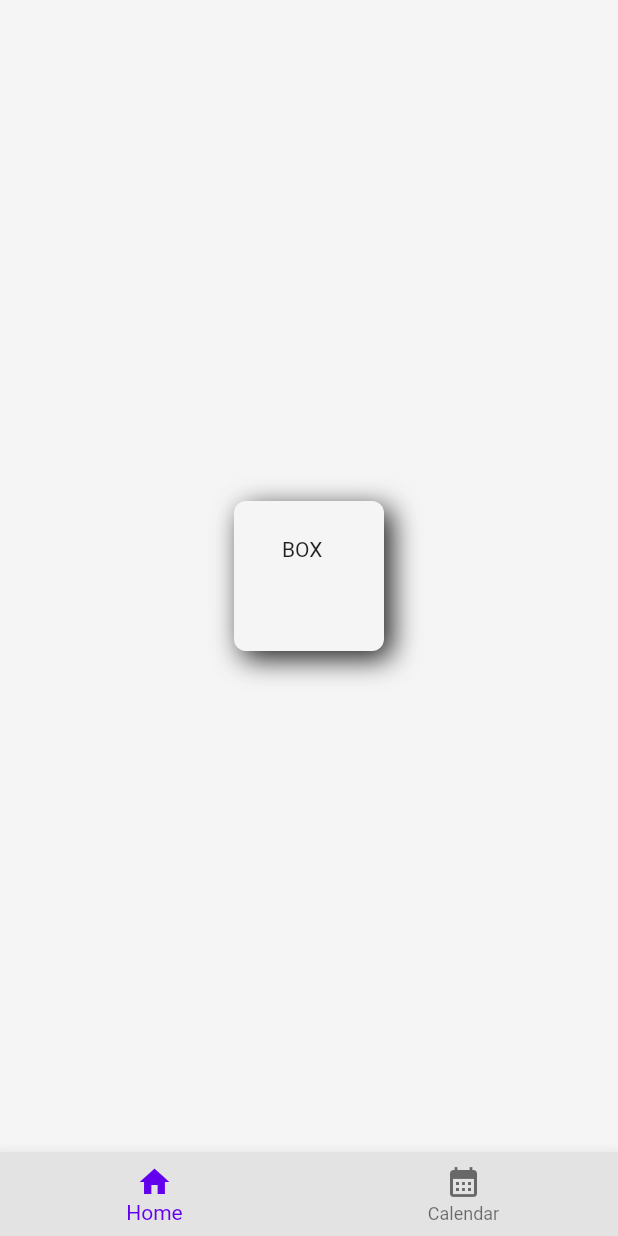
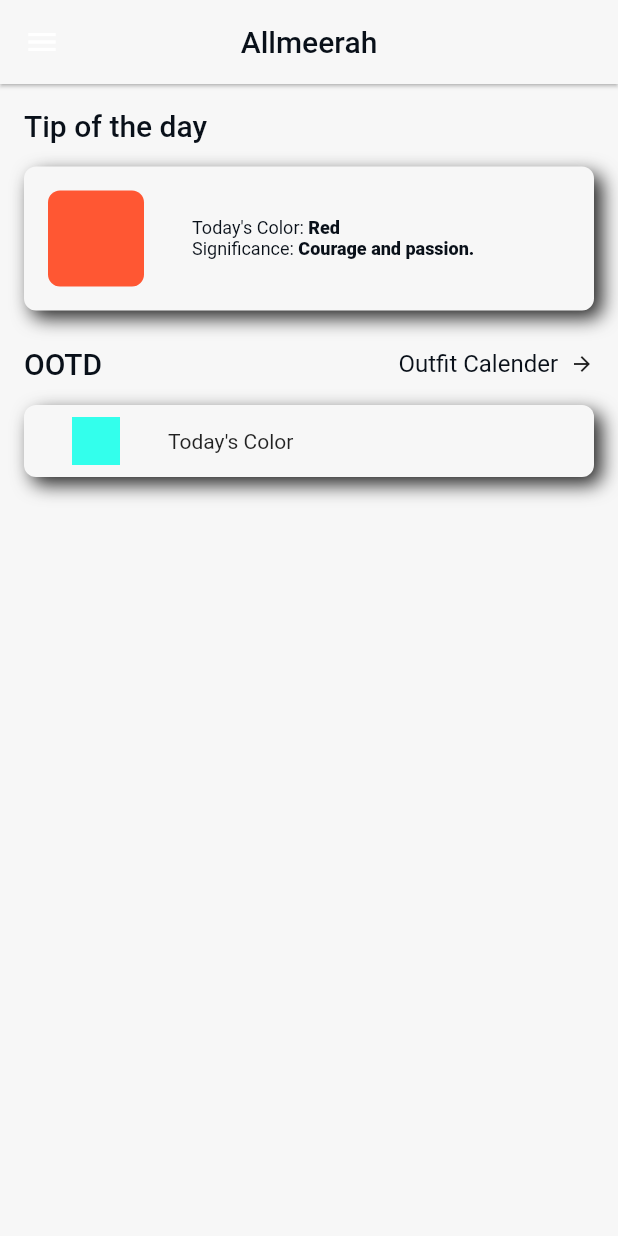
Before and after one commit to SanskritiHarmukh/Almeerah, a Flutter app: the screen it shows after launch, on a phone screen of 412 x 824 dp. Run offline on Flutter 3.47's test engine with Material 2 defaults, Android fonts, the phone set to English and light mode, and no system bars; our stand-ins replace firebase_core; missing offline and left inert: flutter_clean_calendar; accounts and stored records are empty.

Commit message:
tips functionality added and theme modified

```diff
--- a/lib/Components/customcontainer.dart
+++ b/lib/Components/customcontainer.dart
@@ -4,7 +4,7 @@ class CustomContainer extends StatelessWidget {
   final Widget? child;
   final Color? color;
   final double width;
-  final double height;
+  //final double height;
   final double vpad;
   final double hpad;
 
@@ -12,7 +12,7 @@ class CustomContainer extends StatelessWidget {
     required this.child,
     required this.color,
     required this.width,
-    required this.height,
+    //required this.height,
     required this.vpad,
     required this.hpad}) : super(key: key);
 
@@ -24,19 +24,19 @@ class CustomContainer extends StatelessWidget {
         borderRadius: BorderRadius.circular(8),
         boxShadow: [
           BoxShadow(
-            color: Colors.white.withOpacity(0.25),
+            color: Colors.white.withOpacity(.12),
             offset: Offset(-5,-5),
-            blurRadius: 15,
+            blurRadius: 10,
           ),
           BoxShadow(
-            color: Colors.grey.shade900,
+            color: Colors.black.withOpacity(.85),
             offset: Offset(5,5),
-            blurRadius: 15,
+            blurRadius: 10,
           ),
         ]
       ),
       width: width,
-      height: height,
+      //height: height,
       padding: EdgeInsets.symmetric(vertical: vpad,horizontal: hpad),
       child: child,
     );
--- /dev/null
+++ b/lib/Components/tipscontainer.dart
@@ -0,0 +1,91 @@
+import 'package:flutter/material.dart';
+
+import 'customcontainer.dart';
+
+class tipsContainer extends StatelessWidget {
+  const tipsContainer({Key? key}) : super(key: key);
+
+  @override
+  Widget build(BuildContext context) {
+   TextStyle headingStyle = TextStyle(
+      color: Theme.of(context).colorScheme.primary,
+     fontWeight:FontWeight.w400,
+     fontSize: 12
+    );
+   TextStyle paraStyle = TextStyle(
+       color: Theme.of(context).colorScheme.primary,
+       fontWeight:FontWeight.w900,
+       fontSize: 12
+   );
+    double pageWidth = MediaQuery.of(context).size.width;
+    double pageHeight = MediaQuery.of(context).size.height;
+    final List<Color> colors = [
+      Color(0xffffffff),
+      Color(0xffFFC0CB),
+      Color(0xff33FF57),
+      Color(0xffFFFF33),
+      Color(0xffADD8E6),
+      Color(0xff090909),
+      Color(0xffFF5733),
+    ];
+    final List<String> colornames = [
+      'White',
+      'Pink',
+      'Green',
+      'Yellow',
+      'Light Blue',
+      'black',
+      'Red'
+    ];
+    // final List<String> reason = [
+    //   'Monday is dedicated to the Moon (Chandra) and signifies purity, calmness, and peace. White represents serenity and simplicity.',
+    //   'Tuesday, ruled by Mars (Mangal), is linked to strength, determination, and courage. Red or pink signifies love and auspiciousness.',
+    //   'Wednesday is associated with Mercury (Budh) and symbolizes growth, harmony, and balance. Green represents freshness and renewal.',
+    //   'Thursday is governed by Jupiter (Brihaspati) and signifies knowledge, wisdom, and expansion. Yellow represents prosperity and positivity.',
+    //   'Friday is dedicated to Venus (Shukra) and represents love, beauty, and creativity. White or light blue symbolizes purity and harmony.',
+    //   'Saturday is ruled by Saturn (Shani) and signifies discipline, patience, and responsibility. Black represents protection and strength.',
+    //   'Sunday is associated with the Sun (Surya) and represents energy, vitality, and power. Red symbolizes courage and passion.',
+    //
+    // ];
+   final List<String> reason = [
+     'Purity, calmness, and peace.',
+     'Love and auspiciousness.',
+     'Freshness and renewal.',
+     'Prosperity and positivity.',
+     'Purity and harmony.',
+     'Protection and strength.',
+     'Courage and passion.',
+
+   ];
+    var time = DateTime.now();
+    int colorIndex = time.weekday-1;
+    return CustomContainer(child: Row(
+      children: [
+        Container(
+          width: 64,height: 64,
+        decoration: BoxDecoration(
+          color: colors[colorIndex],
+            borderRadius: BorderRadius.circular(8)),),
+        SizedBox(width: 32,),
+        Column(
+          mainAxisAlignment: MainAxisAlignment.spaceEvenly,
+          crossAxisAlignment: CrossAxisAlignment.start,
+          children: [
+            Row(children: [
+              Text("Today's Color: ",style: headingStyle,),
+              Text(colornames[colorIndex], style: paraStyle,)
+            ],),
+            Row(children: [
+                Text('Significance: ', style: headingStyle,),
+                Text(reason[colorIndex],maxLines: 3,softWrap: true,overflow: TextOverflow.ellipsis,style: paraStyle,)
+              ],),
+
+          ],
+        ),
+      ],
+    ),
+        color: Theme.of(context).colorScheme.background,
+        width: pageWidth-32,
+         vpad: 16, hpad: 16);
+  }
+}
--- a/lib/Pages/CalendarPage.dart
+++ b/lib/Pages/CalendarPage.dart
@@ -27,7 +27,6 @@ class _CalendarPageState extends State<CalendarPage> {
     for (int month = 1; month <= 12; month++) {
       for (int day = 1; day <= DateTime(year, month + 1, 0).day; day++) {
         final date = DateTime(year, month, day);
-
         List<CleanCalendarEvent> dayEvents = [
           CleanCalendarEvent(
             'Wear this color today!', // Custom message to wear the color
@@ -36,7 +35,6 @@ class _CalendarPageState extends State<CalendarPage> {
             endTime: DateTime(year, month, day),
           ),
         ];
-
         events[date] = dayEvents;
       }
     }
@@ -54,7 +52,6 @@ class _CalendarPageState extends State<CalendarPage> {
   void initState() {
     // Set up events for the year 2023 as an example
     setupEventsForYear(2023);
-
     selectedEvent = events[selectedDay] ?? [];
     super.initState();
   }
@@ -62,17 +59,22 @@ class _CalendarPageState extends State<CalendarPage> {
   @override
   Widget build(BuildContext context) {
     return Scaffold(
+      backgroundColor: Theme.of(context).colorScheme.background,
         appBar: AppBar(
           title: Text('Calendar'),
           centerTitle: true,
+          backgroundColor: Theme.of(context).colorScheme.background,
+          elevation: 2,
         ),
         body: SafeArea(
           child: Container(
+            padding: EdgeInsets.symmetric(vertical: 20,horizontal: 16),
             child: Calendar(
               startOnMonday: true,
-              selectedColor: Colors.blue,
+              weekDays: ['Mon', 'Tue', 'Wed', 'Thu', 'Fri', 'Sat', 'Sun'],
+              selectedColor: Theme.of(context).colorScheme.primary.withOpacity(.5),
               todayColor: Colors.red,
-              eventColor: Colors.green,
+              eventColor: Colors.grey,
               eventDoneColor: Colors.amber,
               bottomBarColor: Colors.deepOrange,
               onRangeSelected: (range) {
@@ -85,15 +87,15 @@ class _CalendarPageState extends State<CalendarPage> {
               isExpanded: true,
               dayOfWeekStyle: TextStyle(
                 fontSize: 15,
-                color: Colors.black12,
-                fontWeight: FontWeight.w100,
+                color: Theme.of(context).colorScheme.primary,
+                fontWeight: FontWeight.w600,
               ),
               bottomBarTextStyle: TextStyle(
-                color: Colors.white,
+                color: Colors.blue,
               ),
               hideBottomBar: false,
               hideArrows: false,
-              weekDays: ['Mon', 'Tue', 'Wed', 'Thu', 'Fri', 'Sat', 'Sun'],
+
             ),
           ),
         ),
--- a/lib/Pages/HomePage.dart
+++ b/lib/Pages/HomePage.dart
@@ -1,4 +1,8 @@
+import 'dart:math';
+
 import 'package:almeerah/Components/customcontainer.dart';
+import 'package:almeerah/Components/tipscontainer.dart';
+import 'package:almeerah/Pages/CalendarPage.dart';
 import 'package:flutter/material.dart';
 
 class HomePage extends StatefulWidget {
@@ -9,23 +13,68 @@ class HomePage extends StatefulWidget {
 }
 
 class _HomePageState extends State<HomePage> {
+
   @override
   Widget build(BuildContext context) {
     double pageWidth = MediaQuery.of(context).size.width;
     double pageHeight = MediaQuery.of(context).size.height;
-
+    TextStyle headingStyle = TextStyle(
+        color: Theme.of(context).colorScheme.primary,
+        fontWeight:FontWeight.w500,
+        fontSize: 20
+    );
+    TextStyle paraStyle = TextStyle(
+        color: Theme.of(context).colorScheme.primary,
+        fontWeight:FontWeight.w400,
+        fontSize: 16
+    );
     return Scaffold(
+      appBar: AppBar(
+        elevation: 1,
+        backgroundColor: Theme.of(context).colorScheme.background,
+        title: Text("Allmeerah",style: TextStyle(color: Theme.of(context).colorScheme.primary),),
+        centerTitle: true,
+        leading: Icon(Icons.menu),
+      ),
       backgroundColor: Theme.of(context).colorScheme.background,
       body: SafeArea(
-        child: Center(
+        child: Padding(
+          padding: EdgeInsets.symmetric(horizontal: 16,vertical: 16),
           child: Column(
-            mainAxisAlignment: MainAxisAlignment.center,
-            crossAxisAlignment: CrossAxisAlignment.center,
+            mainAxisAlignment: MainAxisAlignment.start,
+            crossAxisAlignment: CrossAxisAlignment.start,
             children: [
-              CustomContainer(child: Text('BOX'),
+              Text('Tip of the day',style: headingStyle,),
+              SizedBox(height: 16,),
+              tipsContainer(),
+              SizedBox(height: 24,),
+              Row(
+                mainAxisAlignment: MainAxisAlignment.spaceBetween,
+                children: [
+                Text('OOTD',style: headingStyle,),
+                GestureDetector(
+                  child: Row(
+                    children: [
+                      Text('Outfit Calender',style: paraStyle,),
+                      SizedBox(width: 8,),
+                      Icon(Icons.arrow_forward_outlined,size: 16,),
+                    ],),
+                  onTap: (){
+                    Navigator.push(context, MaterialPageRoute(builder: (BuildContext context)=>CalendarPage()));
+                  },
+                )
+              ],),
+              SizedBox(height: 16,),
+              CustomContainer(child: Row(
+                children: [
+                  Container(width: 32,height: 32,color: Color(0xff33FFEC),),
+                  SizedBox(width: 32,),
+                  Text("Today's Color"),
+                ],
+              ),
                   color: Theme.of(context).colorScheme.background,
-                  width: 100, height: 100, vpad: 24, hpad: 32)
-
+                  width: pageWidth-32,
+                   vpad: 8, hpad: 32)
             ],
           ),
         ),
--- a/lib/Theme/theme.dart
+++ b/lib/Theme/theme.dart
@@ -3,12 +3,16 @@ import 'package:flutter/material.dart';
 ThemeData lightMode = ThemeData(
   brightness: Brightness.light,
       colorScheme: ColorScheme.light(
-    background: Colors.grey.shade100
+    background: Color(0xfff7f7f7),
+        primary: Color(0xff091019),
+
 ),
 );
 ThemeData darkMode = ThemeData(
     brightness: Brightness.dark,
   colorScheme: ColorScheme.dark(
-      background: Colors.grey.shade800
+      background: Color(0xff091019),
+    primary: Color(0xfff7f7f7),
+
   ),
 );
--- a/lib/main.dart
+++ b/lib/main.dart
@@ -1,14 +1,16 @@
 import 'package:almeerah/Pages/CalendarPage.dart';
-
 import 'package:almeerah/Theme/theme.dart';
 import 'package:flutter/material.dart';
 import 'package:firebase_core/firebase_core.dart';
+import 'package:flutter/services.dart';
 
 import 'Pages/HomePage.dart';
 
 Future main() async {
   WidgetsFlutterBinding.ensureInitialized();
   await Firebase.initializeApp();
+  SystemChrome.setSystemUIOverlayStyle(
+      SystemUiOverlayStyle(statusBarColor: Colors.transparent));
   runApp(MyApp());
 }
 
@@ -24,7 +26,7 @@ class _MyAppState extends State<MyApp> {
   Widget build(BuildContext context) {
     return MaterialApp(
       debugShowCheckedModeBanner: false,
-      home: BottomTabBar(),
+      home: HomePage(),
       theme: lightMode,
       darkTheme: darkMode,
     );
```
